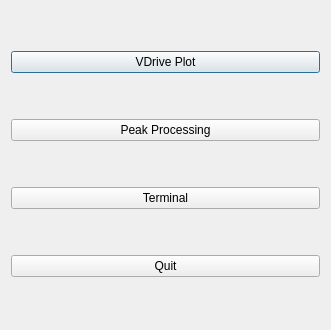
Before: the Qt Designer form src/interface/gui/ui_LaunchManager.ui in neutrons/PyVDrive, drawn with Qt 5.
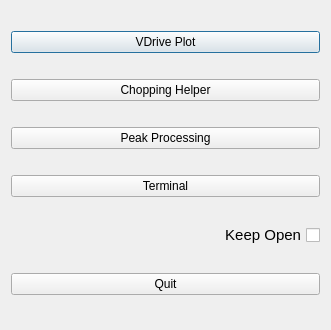
After: the same form once the commit is applied.

The edit to the form file:
```diff
--- a/src/interface/gui/ui_LaunchManager.ui
+++ b/src/interface/gui/ui_LaunchManager.ui
@@ -21,6 +21,13 @@
      </property>
     </widget>
    </item>
+   <item>
+    <widget class="QPushButton" name="pushButton_choppingHelper">
+     <property name="text">
+      <string>Chopping Helper</string>
+     </property>
+    </widget>
+   </item>
    <item>
     <widget class="QPushButton" name="pushButton_peakProcessing">
      <property name="text">
@@ -35,6 +42,24 @@
      </property>
     </widget>
    </item>
+   <item>
+    <widget class="QCheckBox" name="checkBox_keepOpen">
+     <property name="font">
+      <font>
+       <pointsize>11</pointsize>
+       <weight>50</weight>
+       <italic>false</italic>
+       <bold>false</bold>
+      </font>
+     </property>
+     <property name="layoutDirection">
+      <enum>Qt::RightToLeft</enum>
+     </property>
+     <property name="text">
+      <string>Keep Open</string>
+     </property>
+    </widget>
+   </item>
    <item>
     <widget class="QPushButton" name="pushButton_quit">
      <property name="text">
```
